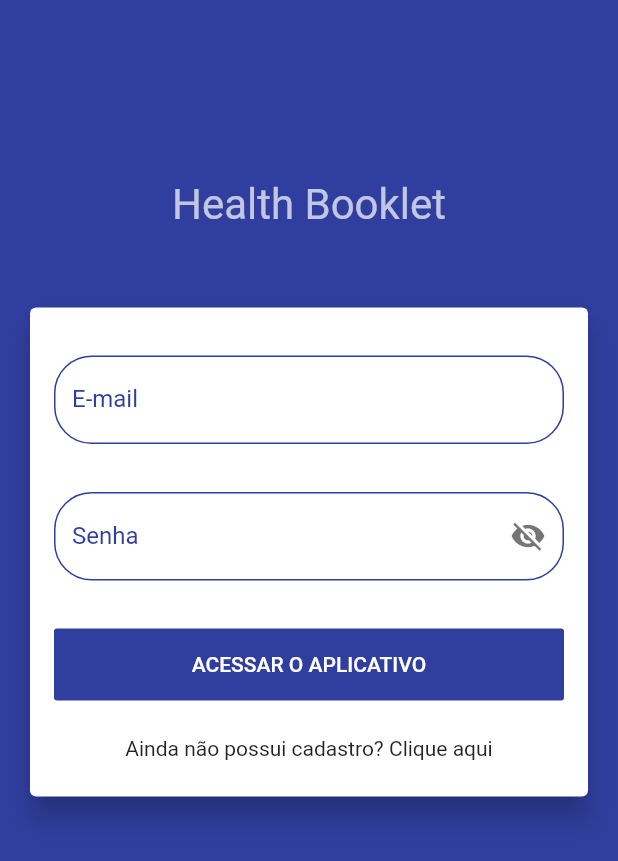
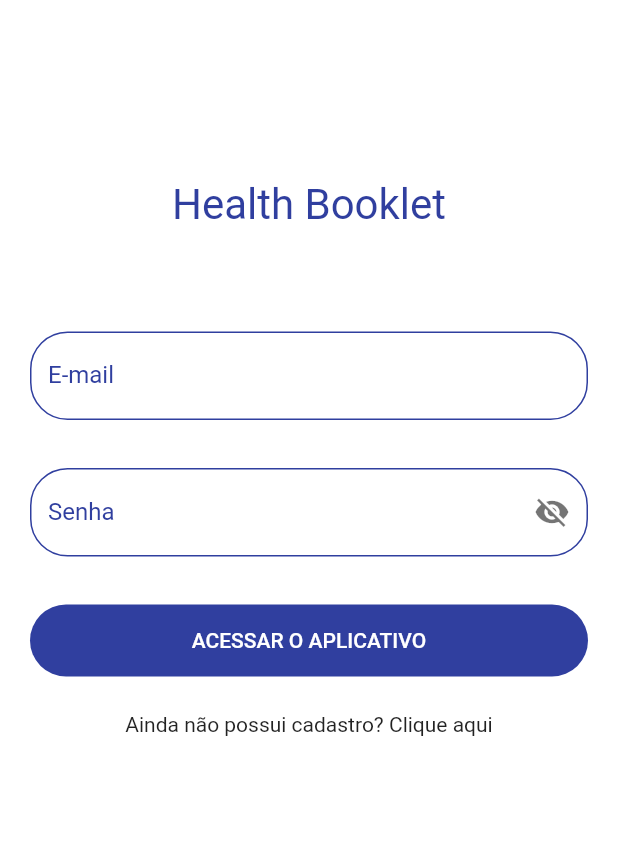
Before and after one commit to gabrielferreir/health-booklet-app, a Flutter app: the screen it shows after launch, on a phone screen of 412 x 824 dp. Shown: the top 861 px of the screen. Run offline on Flutter 3.47's test engine with Material 2 defaults, Android fonts, the phone set to English and light mode, and no system bars; our stand-ins replace bloc, bottom_navy_bar, equatable, flutter_bloc, font_awesome_flutter, shared_preferences and 1 more.

Commit message:
Fix login

```diff
--- a/lib/main/login/login_content.dart
+++ b/lib/main/login/login_content.dart
@@ -34,9 +34,9 @@ class _LoginContentState extends State<LoginContent> {
             bloc: widget.loginBloc,
             builder: (BuildContext context, LoginState state) {
               return Padding(
-                  padding: const EdgeInsets.all(16.0),
+                  padding: const EdgeInsets.all(0.0),
                   child: Card(
-                      elevation: 8.0,
+                      elevation: 0.0,
                       child: Padding(
                           padding: const EdgeInsets.all(16.0),
                           child: Column(children: <Widget>[
@@ -75,6 +75,9 @@ class _LoginContentState extends State<LoginContent> {
                                     width: double.infinity,
                                     child: RaisedButton(
                                         elevation: 0.0,
+                                        shape: RoundedRectangleBorder(
+                                          borderRadius: BorderRadius.circular(32)
+                                        ),
                                         color: Theme.of(context).primaryColor,
                                         onPressed: _submit,
                                         child: state.loading
--- a/lib/main/login/login_page.dart
+++ b/lib/main/login/login_page.dart
@@ -23,7 +23,6 @@ class _LoginPageState extends State<LoginPage> {
   @override
   Widget build(BuildContext context) {
     return Scaffold(
-        backgroundColor: Theme.of(context).primaryColor,
         key: _scaffoldKey,
         body: SingleChildScrollView(
             child: Column(children: <Widget>[
@@ -31,7 +30,7 @@ class _LoginPageState extends State<LoginPage> {
               padding: EdgeInsets.only(
                   top: 120.0, bottom: 32.0, left: 32.0, right: 32.0),
               child: Text('Health Booklet',
-                  style: TextStyle(color: Colors.white70, fontSize: 28.0))),
+                  style: TextStyle(color: Theme.of(context).primaryColor, fontSize: 28.0))),
           LoginContent(loginBloc: this.loginBloc)
         ])));
   }
```
